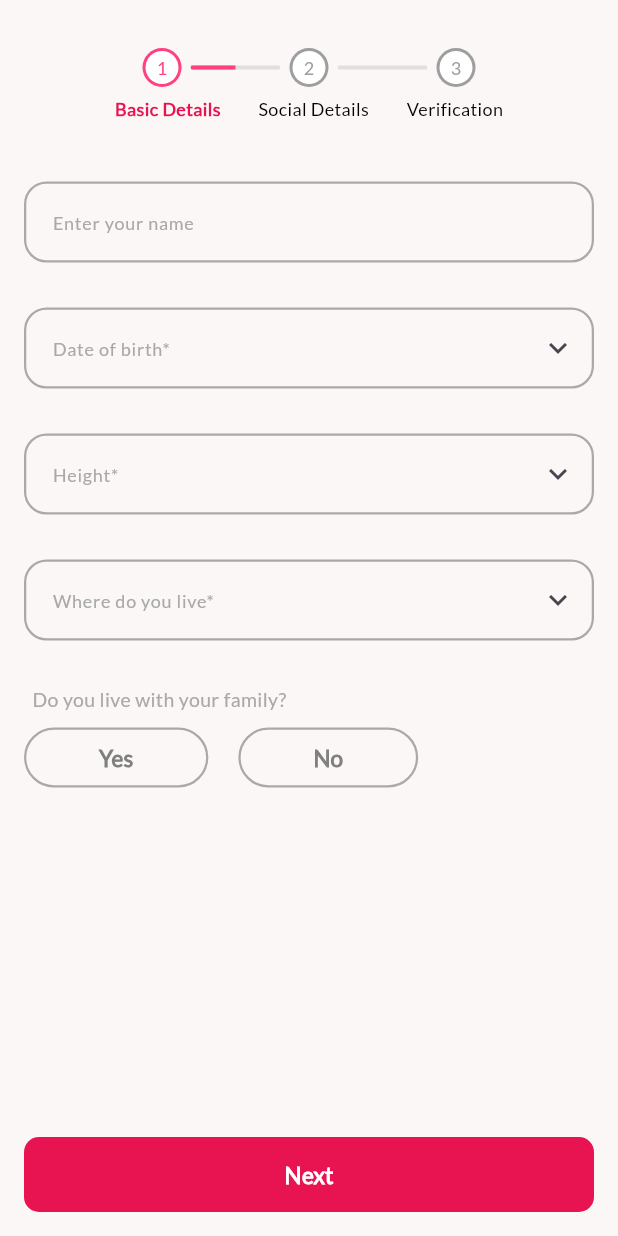
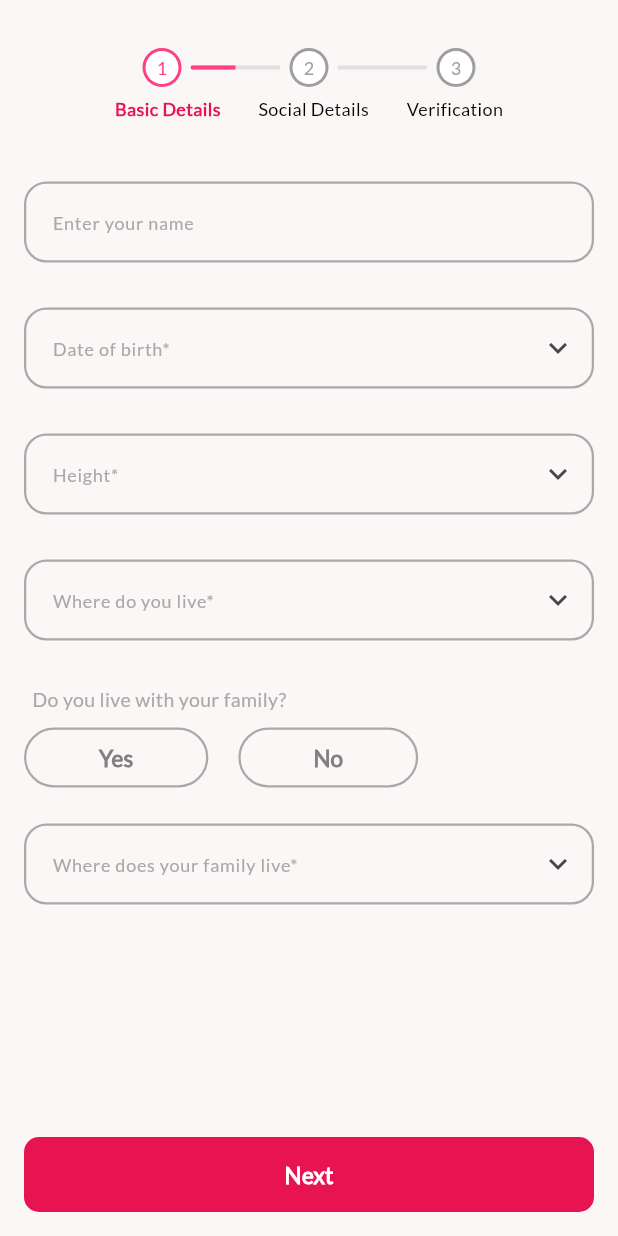
Before and after one commit to Vipin960960/nikah_forever_ui, a Flutter app: the screen it shows after launch, on a phone screen of 412 x 824 dp. Run offline on Flutter 3.47's test engine with Material 3 defaults, Android fonts, the light colour scheme and no system bars; our stand-ins replace get.

Commit message:
Nikah forver ui third commit

```diff
--- a/lib/app/app_widgets/common_pop_up.dart
+++ b/lib/app/app_widgets/common_pop_up.dart
@@ -1,12 +1,16 @@
 import 'package:flutter/material.dart';
+import 'package:get/get.dart';
 import 'package:nikah_forever_ui/app/app_widgets/app_text_style.dart';
 import 'package:nikah_forever_ui/app/app_widgets/custom_text_form_field.dart';
 
 import '../constants/app_colors.dart';
 
 class CommonPopUp {
-  static void showBottomSheetCustom(
-      {BuildContext? context, required Widget widget}) {
+  static void showBottomSheetCustom({
+    BuildContext? context,
+    required Widget widget,
+    bool removeTopRounder = false,
+  }) {
     showModalBottomSheet(
       context: context!,
       backgroundColor: AppColors.white,
@@ -29,6 +33,7 @@ class CommonPopUp {
               mainAxisSize: MainAxisSize.min,
               mainAxisAlignment: MainAxisAlignment.center,
               children: [
+                if (!removeTopRounder)
                   Container(
                     width: 60,
                     height: 7,
@@ -52,6 +57,8 @@ class CommonPopUp {
     required String title,
     required String selectedValue,
     bool removeSearchBox = false,
+    double? bottomSheetHeight,
+    required Function(String) onTap,
   }) {
     TextEditingController controller = TextEditingController();
     showModalBottomSheet(
@@ -64,7 +71,8 @@ class CommonPopUp {
           padding: MediaQuery.of(context).viewInsets,
           duration: const Duration(milliseconds: 100),
           child: Container(
-            height: MediaQuery.of(context).size.height * 0.55,
+            height:
+                bottomSheetHeight ?? MediaQuery.of(context).size.height * 0.55,
             decoration: BoxDecoration(
               color: AppColors.mainBackground,
               borderRadius: const BorderRadius.only(
@@ -101,6 +109,11 @@ class CommonPopUp {
                         child: CustomTextFormField(
                           controller: controller,
                           labelText: "Search",
+                          prefixIcon: Icon(
+                            Icons.search,
+                            color: AppColors.greyLight,
+                            size: 25,
+                          ),
                           validator: (value) {
                             return null;
                           },
@@ -114,7 +127,12 @@ class CommonPopUp {
                     itemCount: list.length,
                     shrinkWrap: true,
                     itemBuilder: (context, index) {
-                      return Padding(
+                      return InkWell(
+                        onTap: () {
+                          onTap(list[index]);
+                          Get.back();
+                        },
+                        child: Padding(
                           padding: const EdgeInsets.fromLTRB(25, 8, 25, 15),
                           child: Row(
                             children: [
@@ -136,6 +154,7 @@ class CommonPopUp {
                               ),
                             ],
                           ),
+                        ),
                       );
                     },
                   ),
--- a/lib/app/app_widgets/custom_text_form_field.dart
+++ b/lib/app/app_widgets/custom_text_form_field.dart
@@ -10,6 +10,7 @@ class CustomTextFormField extends StatelessWidget {
   final List<TextInputFormatter>? inputFormatters;
 
   final Widget? suffixIcon;
+  final Widget? prefixIcon;
 
   final bool? obscureText;
 
@@ -27,6 +28,7 @@ class CustomTextFormField extends StatelessWidget {
     this.inputFormatters,
     this.obscureText,
     this.suffixIcon,
+    this.prefixIcon,
   });
 
   @override
@@ -95,6 +97,7 @@ class CustomTextFormField extends StatelessWidget {
             ),
           ),
           suffixIcon: suffixIcon,
+          prefixIcon: prefixIcon,
         ),
       ),
     );
--- /dev/null
+++ b/lib/app/constants/app_form_list_data.dart
@@ -0,0 +1,194 @@
+class AppFormListData {
+  static Map<String, Map<String, List<String>>> countryMap = {
+    "India": indiaMap,
+    "Afghanistan": afghanistanMap,
+    "Albania": albaniaMap,
+    "Algeria": algeriaMap,
+    "American Samoa": americanSamoaMap,
+    'Australia': {
+      'New South Wales': ['Sydney', 'Newcastle', 'Wollongong'],
+      'Victoria': ['Melbourne', 'Geelong', 'Ballarat'],
+      'Queensland': ['Brisbane', 'Gold Coast', 'Cairns'],
+    },
+    'Brazil': {
+      'São Paulo': ['São Paulo', 'Campinas', 'Santos'],
+      'Rio de Janeiro': ['Rio de Janeiro', 'Niterói', 'Petrópolis'],
+      'Minas Gerais': ['Belo Horizonte', 'Uberlândia', 'Juiz de Fora'],
+    },
+    'Canada': {
+      'Ontario': ['Toronto', 'Ottawa', 'Hamilton'],
+      'Quebec': ['Montreal', 'Quebec City', 'Laval'],
+      'British Columbia': ['Vancouver', 'Victoria', 'Kelowna'],
+    },
+    'China': {
+      'Beijing': ['Beijing'],
+      'Shanghai': ['Shanghai'],
+      'Guangdong': ['Guangzhou', 'Shenzhen', 'Dongguan'],
+    },
+    'Hong Kong S.A.R': {
+      'Hong Kong Island': ['Central', 'Wan Chai', 'Causeway Bay'],
+      'Kowloon': ['Tsim Sha Tsui', 'Mong Kok', 'Yau Ma Tei'],
+      'New Territories': ['Sha Tin', 'Tsuen Wan', 'Tuen Mun'],
+    },
+    'Iceland': {
+      'Capital Region': ['Reykjavik', 'Kopavogur', 'Hafnarfjordur'],
+      'Southern Peninsula': ['Keflavik', 'Grindavik', 'Sandgerdi'],
+      'Westfjords': ['Ísafjörður', 'Bolungarvik', 'Patreksfjordur'],
+    },
+  };
+
+  static Map<String, List<String>> indiaMap = {
+    'Maharashtra': ['Mumbai', 'Pune', 'Nagpur', 'Nashik', 'Aurangabad'],
+    'Karnataka': ['Bangalore', 'Mysore', 'Mangalore', 'Hubli', 'Belgaum'],
+    'Tamil Nadu': [
+      'Chennai',
+      'Coimbatore',
+      'Madurai',
+      'Salem',
+      'Tiruchirappalli'
+    ],
+    'Uttar Pradesh': ['Lucknow', 'Kanpur', 'Varanasi', 'Agra', 'Noida'],
+    'Gujarat': ['Ahmedabad', 'Surat', 'Vadodara', 'Rajkot', 'Bhavnagar'],
+    'West Bengal': ['Kolkata', 'Darjeeling', 'Siliguri', 'Asansol', 'Durgapur'],
+    'Rajasthan': ['Jaipur', 'Udaipur', 'Jodhpur', 'Ajmer', 'Bikaner'],
+    'Kerala': [
+      'Thiruvananthapuram',
+      'Kochi',
+      'Kozhikode',
+      'Thrissur',
+      'Alappuzha'
+    ],
+    'Punjab': ['Amritsar', 'Ludhiana', 'Jalandhar', 'Patiala', 'Bathinda'],
+    'Haryana': ['Gurugram', 'Faridabad', 'Panipat', 'Ambala', 'Rohtak'],
+    'Madhya Pradesh': ['Bhopal', 'Indore', 'Gwalior', 'Jabalpur', 'Ujjain'],
+    'Bihar': ['Patna', 'Gaya', 'Bhagalpur', 'Muzaffarpur', 'Darbhanga'],
+    'Telangana': [
+      'Hyderabad',
+      'Warangal',
+      'Nizamabad',
+      'Karimnagar',
+      'Khammam'
+    ],
+    'Andhra Pradesh': [
+      'Visakhapatnam',
+      'Vijayawada',
+      'Guntur',
+      'Nellore',
+      'Tirupati'
+    ],
+    'Odisha': ['Bhubaneswar', 'Cuttack', 'Rourkela', 'Puri', 'Sambalpur'],
+    'Assam': ['Guwahati', 'Dibrugarh', 'Silchar', 'Jorhat', 'Tezpur'],
+    'Jharkhand': ['Ranchi', 'Jamshedpur', 'Dhanbad', 'Bokaro', 'Hazaribagh'],
+    'Chhattisgarh': ['Raipur', 'Bilaspur', 'Durg', 'Korba', 'Rajnandgaon'],
+    'Goa': ['Panaji', 'Margao', 'Vasco da Gama', 'Mapusa', 'Ponda'],
+    'Uttarakhand': [
+      'Dehradun',
+      'Haridwar',
+      'Rishikesh',
+      'Nainital',
+      'Haldwani'
+    ],
+    'Himachal Pradesh': ['Shimla', 'Manali', 'Dharamshala', 'Kullu', 'Solan'],
+    'Jammu & Kashmir': ['Srinagar', 'Jammu', 'Anantnag', 'Baramulla', 'Leh'],
+    'Meghalaya': ['Shillong', 'Tura', 'Nongstoin', 'Jowai', 'Baghmara'],
+    'Tripura': ['Agartala', 'Udaipur', 'Dharmanagar', 'Kailashahar', 'Belonia'],
+    'Nagaland': ['Kohima', 'Dimapur', 'Mokokchung', 'Tuensang', 'Wokha'],
+    'Manipur': ['Imphal', 'Thoubal', 'Bishnupur', 'Ukhrul', 'Churachandpur'],
+    'Mizoram': ['Aizawl', 'Lunglei', 'Serchhip', 'Champhai', 'Kolasib'],
+    'Arunachal Pradesh': ['Itanagar', 'Pasighat', 'Ziro', 'Tezu', 'Bomdila'],
+    'Sikkim': ['Gangtok', 'Gyalshing', 'Namchi', 'Mangan', 'Rangpo'],
+  };
+
+  static Map<String, List<String>> afghanistanMap = {
+    'Kabul': ['Kabul City', 'Bagrami', 'Deh Sabz', 'Khaki Jabbar'],
+    'Herat': ['Herat City', 'Gulran', 'Kushk', 'Shindand'],
+    'Kandahar': ['Kandahar City', 'Spin Boldak', 'Zhari', 'Panjwai'],
+    'Balkh': ['Mazar-i-Sharif', 'Balkh City', 'Sholgara', 'Dihdadi'],
+    'Nangarhar': ['Jalalabad', 'Achin', 'Bati Kot', 'Surkh Rod'],
+    'Helmand': ['Lashkargah', 'Garmsir', 'Musa Qala', 'Sangin'],
+    'Ghazni': ['Ghazni City', 'Andar', 'Giro', 'Nawa'],
+    'Badakhshan': ['Fayzabad', 'Jurm', 'Kishim', 'Wurduj'],
+    'Paktia': ['Gardez', 'Zadran', 'Zurmat', 'Jaji'],
+    'Parwan': ['Charikar', 'Jabal Saraj', 'Sayed Khel', 'Bagram'],
+  };
+
+  static Map<String, List<String>> albaniaMap = {
+    "Berat": ["Berat", "Kuçovë", "Poliçan"],
+    "Dibër": ["Peshkopi", "Bulqizë", "Burrel"],
+    "Durrës": ["Durrës", "Shijak", "Manëz"],
+    "Elbasan": ["Elbasan", "Cërrik", "Peqin"],
+    "Fier": ["Fier", "Patos", "Roskovec"],
+    "Gjirokastër": ["Gjirokastër", "Tepelenë", "Memaliaj"],
+    "Korçë": ["Korçë", "Pogradec", "Maliq"],
+    "Kukës": ["Kukës", "Tropojë", "Has"],
+    "Lezhë": ["Lezhë", "Laç", "Rrëshen"],
+    "Shkodër": ["Shkodër", "Vau i Dejës", "Koplik"],
+    "Tiranë": ["Tiranë", "Kamëz", "Vorë"],
+    "Vlorë": ["Vlorë", "Sarandë", "Himarë"],
+  };
+
+  static Map<String, List<String>> algeriaMap = {
+    "Algiers": [
+      "Algiers",
+      "Bab El Oued",
+      "Kouba",
+      "Birkhadem",
+      "Bir Mourad Rais"
+    ],
+    "Oran": ["Oran", "Es Senia", "Bir El Djir", "Gdyel", "Arzew"],
+    "Constantine": [
+      "Constantine",
+      "El Khroub",
+      "Hamma Bouziane",
+      "Ain Smara",
+      "Didouche Mourad"
+    ],
+    "Blida": ["Blida", "Boufarik", "Mouzaia", "Ouled Yaich", "Beni Mered"],
+    "Tizi Ouzou": [
+      "Tizi Ouzou",
+      "Draa Ben Khedda",
+      "Ouaguenoun",
+      "Larbaa Nath Irathen",
+      "Azazga"
+    ],
+    "Annaba": ["Annaba", "El Hadjar", "Ain Berda", "Berrahal", "Sidi Amar"],
+    "Sétif": ["Sétif", "El Eulma", "Ain Arnat", "Guellal", "Ain Abessa"],
+    "Bejaia": ["Bejaia", "Tichy", "Amizour", "Kherrata", "Sidi Aich"],
+    "Batna": ["Batna", "Timgad", "Barika", "Ain Touta", "Merouana"],
+    "Tlemcen": ["Tlemcen", "Maghnia", "Ghazaouet", "Sebdou", "Remchi"]
+  };
+
+  static Map<String, List<String>> americanSamoaMap = {
+    'Tutuila': ['Pago Pago', 'Fagatogo', 'Nu’uuli', 'Tafuna'],
+    'Manu’a Islands': ['Ta’u', 'Ofu', 'Olosega'],
+    'Swains Island': ['Taulaga'],
+    'Rose Atoll': [], // Uninhabited, but still part of American Samoa
+  };
+
+  static List<String> heightList = [
+    "Below 4ft 6in",
+    "4ft 6in",
+    "4ft 7in",
+    "4ft 8in",
+    "4ft 9in",
+    "4ft 10in",
+    "4ft 11in",
+    "4ft 12in",
+    "5ft",
+    "5ft 1in",
+    "5ft 2in",
+    "5ft 3in",
+    "5ft 4in",
+    "5ft 5in",
+    "5ft 6in",
+    "5ft 7in",
+    "5ft 8in",
+    "5ft 9in",
+    "5ft 10in",
+    "5ft 11in",
+    "6ft",
+    "6ft 1in",
+    "6ft 2in",
+    "Above 6ft 2in"
+  ];
+}
--- a/lib/app/modules/home/views/home_view.dart
+++ b/lib/app/modules/home/views/home_view.dart
@@ -94,7 +94,7 @@ class HomeView extends GetView<HomeController> {
                     labelText: "Height*",
                     suffixIcon: const Icon(Icons.keyboard_arrow_down),
                     onTap: (value) {
-                      controller.onClickDateOfBirth();
+                      controller.onClickHeight();
                     },
                     validator: (value) {
                       return null;
@@ -108,7 +108,7 @@ class HomeView extends GetView<HomeController> {
                     labelText: "Where do you live*",
                     suffixIcon: const Icon(Icons.keyboard_arrow_down),
                     onTap: (value) {
-                      controller.onClickDateOfBirth();
+                      controller.onClickWhereDoYouLive();
                     },
                     validator: (value) {
                       return null;
@@ -128,11 +128,33 @@ class HomeView extends GetView<HomeController> {
                   Row(
                     mainAxisAlignment: MainAxisAlignment.start,
                     children: [
-                      ChoiceButton(label: "Yes", onPressed: () {}),
+                      ChoiceButton(
+                        label: "Yes",
+                        onPressed:
+                            controller.onClickYesButtonDoesYourFamilyLive,
+                      ),
                       const SizedBox(width: 20),
-                      ChoiceButton(label: "No", onPressed: () {}),
+                      ChoiceButton(
+                        label: "No",
+                        onPressed: controller.onClickNoButtonDoesYourFamilyLive,
+                      ),
                     ],
                   ),
+
+                  const SizedBox(height: 10),
+                  CustomTextFormField(
+                    controller:
+                        controller.whereDoesYourFamilyLiveTextController,
+                    labelText: "Where does your family live*",
+                    suffixIcon: const Icon(Icons.keyboard_arrow_down),
+                    onTap: (value) {
+                      controller.onClickWhereDoesYourFamilyLive();
+                    },
+                    validator: (value) {
+                      return null;
+                    },
+                  ),
+
                   const Spacer(),
 
                   // Next Button
```
Also changed, not shown: lib/app/modules/home/controllers/home_controller.dart (+160 -19 lines). Lines whose indentation alone changed are shown as unchanged.
